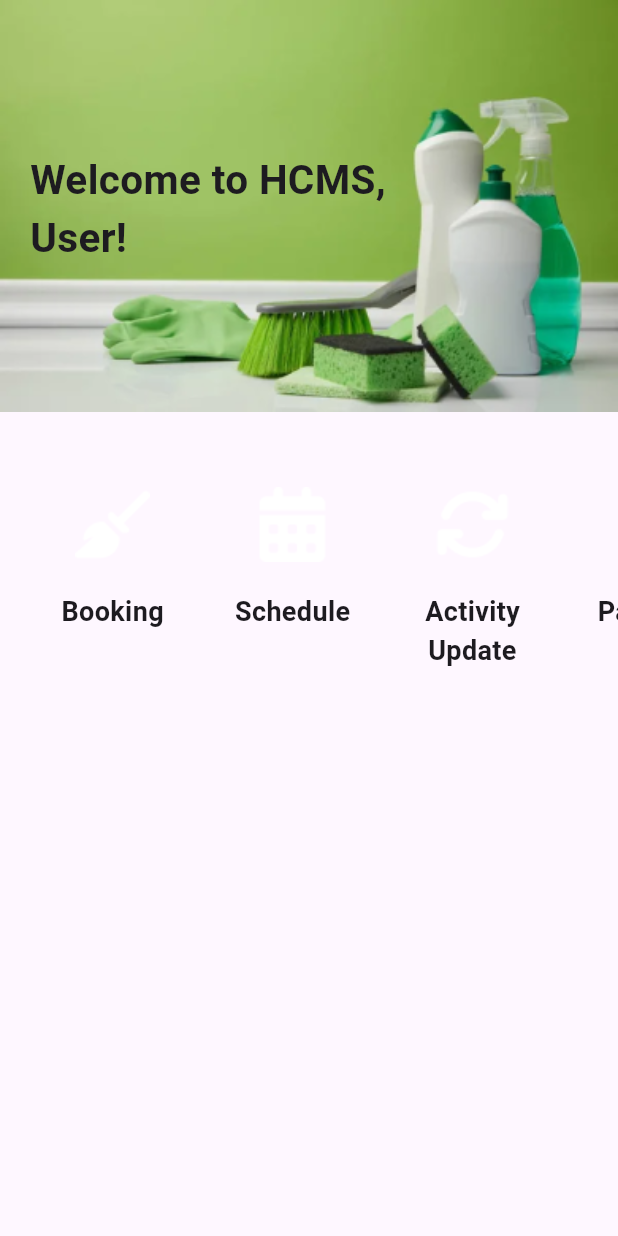
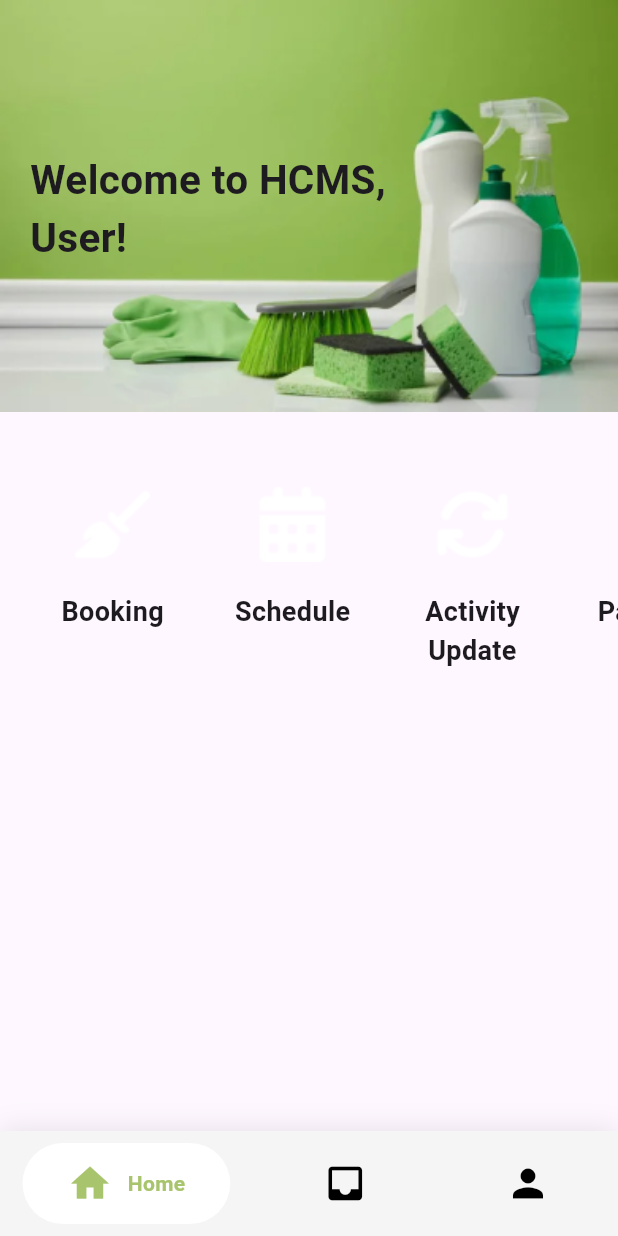
Before and after one commit to ganthegun/sep_hcms, a Flutter app: the screen it shows after launch, on a phone screen of 412 x 824 dp. Run offline on Flutter 3.47's test engine with Material 3 defaults, Android fonts, the phone set to English and light mode, and no system bars; drawn by our look-alikes of google_nav_bar; our stand-ins replace go_router.

Commit message:
completed navbar

```diff
--- a/lib/routes.dart
+++ b/lib/routes.dart
@@ -1,6 +1,6 @@
 import 'package:flutter/material.dart';
 import 'package:go_router/go_router.dart';
-
+import 'package:sep_hcms/widget/nav_bar.dart';
 import 'package:sep_hcms/views/home_page.dart';
 
 var router = GoRouter(
@@ -11,12 +11,13 @@ var router = GoRouter(
       builder: (context, state, child) {
         return Scaffold(
           body: child,
+          bottomNavigationBar: const NavBar(),
         );
       },
       routes: [
         GoRoute(
           path: '/',
-          builder: (context, state) => HomePage(),
+          builder: (context, state) => const HomePage(),
         ),
       ],
     ),
--- /dev/null
+++ b/lib/widget/nav_bar.dart
@@ -0,0 +1,74 @@
+import 'package:flutter/material.dart';
+import 'package:go_router/go_router.dart';
+import 'package:google_nav_bar/google_nav_bar.dart';
+
+class NavBar extends StatefulWidget {
+  const NavBar({super.key});
+
+  @override
+  State<NavBar> createState() => _NavBarState();
+}
+
+class _NavBarState extends State<NavBar> {
+  @override
+  Widget build(BuildContext context) {
+    return Container(
+      decoration: BoxDecoration(
+        color: Colors.white,
+        boxShadow: [
+          BoxShadow(
+            blurRadius: 15,
+            color: Colors.black.withOpacity(.1),
+          )
+        ],
+      ),
+      child: SafeArea(
+        child: Container(
+          color: Colors.grey[100]!,
+          child: Padding(
+            padding: const EdgeInsets.symmetric(horizontal: 15, vertical: 8),
+            child: GNav(
+              rippleColor: Colors.grey[300]!,
+              hoverColor: Colors.grey[100]!,
+              gap: 10,
+              activeColor: const Color.fromARGB(255, 168, 196, 108),
+              iconSize: 30,
+              padding: const EdgeInsets.symmetric(horizontal: 30, vertical: 12),
+              duration: const Duration(milliseconds: 300),
+              backgroundColor: Colors.grey[100]!,
+              tabBackgroundColor: Colors.white,
+              haptic: true,
+              onTabChange: (index) {
+                switch (index) {
+                  case 0:
+                    context.go('/');
+                    break;
+                  case 1:
+                    // include route to inbox
+                    break;
+                  case 2:
+                    // include route to user profile
+                    break;
+                }
+              },
+              tabs: const [
+                GButton(
+                  icon: Icons.home,
+                  text: 'Home',
+                ),
+                GButton(
+                  icon: Icons.inbox,
+                  text: 'Inbox',
+                ),
+                GButton(
+                  icon: Icons.person,
+                  text: 'Profile',
+                ),
+              ],
+            ),
+          ),
+        ),
+      ),
+    );
+  }
+}
--- a/pubspec.yaml
+++ b/pubspec.yaml
@@ -47,7 +47,7 @@ dev_dependencies:
   # rules and activating additional ones.
   flutter_lints: ^4.0.0
   go_router: ^14.4.1
-
+  google_nav_bar: ^5.0.7
 # For information on the generic Dart part of this file, see the
 # following page: https://dart.dev/tools/pub/pubspec
 
@@ -68,6 +68,9 @@ flutter:
     - assets/payment.png
     - assets/rating.png
     - assets/report.png
+    - assets/home.png
+    - assets/inbox.png
+    - assets/profile.png
   # An image asset can refer to one or more resolution-specific "variants", see
   # https://flutter.dev/to/resolution-aware-images
 
```
Also changed, not shown: assets/home.png (added), assets/inbox.png (added), assets/profile.png (added), pubspec.lock.
